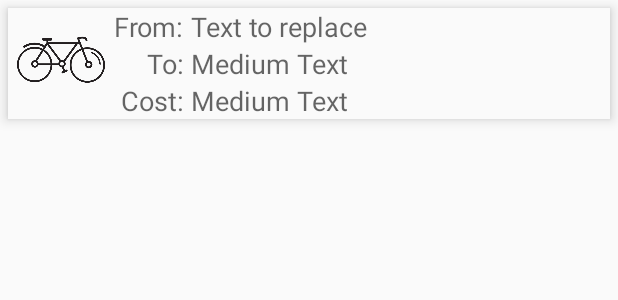
After one commit to kirilhristov91/HCI4, an Android app: the layout custom_route_row.xml on its own in the app's theme, with its tools: preview values and no code run, on a phone screen of 412 x 824 dp. The commit adds this screen. Shown: the top 300 px of the screen. Run offline under Robolectric (Android 15) with nearby library versions, the phone set to English and light mode, and no system bars.

Commit message:
added custom route adapter

```diff
--- /dev/null
+++ b/app/src/main/res/layout/custom_route_row.xml
@@ -0,0 +1,87 @@
+<?xml version="1.0" encoding="utf-8"?>
+<RelativeLayout xmlns:android="http://schemas.android.com/apk/res/android"
+    android:layout_width="match_parent" android:layout_height="match_parent">
+
+    <RelativeLayout
+        android:layout_width="match_parent"
+        android:layout_height="wrap_content"
+        android:background="#FAFAFA"
+        android:elevation="5dp"
+        android:layout_marginTop="5dp"
+        android:layout_marginBottom="5dp"
+        android:layout_marginRight="5dp"
+        android:layout_marginLeft="5dp">
+
+        <ImageView
+            android:layout_width="60dp"
+            android:layout_height="60dp"
+            android:id="@+id/imageViewRouteRow"
+            android:src="@drawable/bikelogo"
+            android:layout_margin="5dp" />
+
+        <TextView
+            android:layout_width="wrap_content"
+            android:layout_height="wrap_content"
+            android:textAppearance="?android:attr/textAppearanceMedium"
+            android:text="From: "
+            android:id="@+id/textView"
+            android:layout_alignParentTop="true"
+            android:layout_toRightOf="@+id/imageViewRouteRow"
+            android:layout_toEndOf="@+id/imageViewRouteRow" />
+
+        <TextView
+            android:layout_width="wrap_content"
+            android:layout_height="wrap_content"
+            android:textAppearance="?android:attr/textAppearanceMedium"
+            android:text="Text to replace"
+            android:id="@+id/textView2"
+            android:layout_above="@+id/textView3"
+            android:layout_toRightOf="@+id/textView"
+            android:layout_toEndOf="@+id/textView" />
+
+        <TextView
+            android:layout_width="wrap_content"
+            android:layout_height="wrap_content"
+            android:textAppearance="?android:attr/textAppearanceMedium"
+            android:text="To: "
+            android:id="@+id/textView3"
+            android:layout_below="@+id/textView"
+            android:layout_alignRight="@+id/textView"
+            android:layout_alignEnd="@+id/textView" />
+
+        <TextView
+            android:layout_width="wrap_content"
+            android:layout_height="wrap_content"
+            android:textAppearance="?android:attr/textAppearanceMedium"
+            android:text="Medium Text"
+            android:id="@+id/textView4"
+            android:layout_alignTop="@+id/textView3"
+            android:layout_toRightOf="@+id/textView3"
+            android:layout_toEndOf="@+id/textView3" />
+
+        <TextView
+            android:layout_width="wrap_content"
+            android:layout_height="wrap_content"
+            android:textAppearance="?android:attr/textAppearanceMedium"
+            android:text="Cost: "
+            android:id="@+id/textView5"
+            android:layout_below="@+id/textView3"
+            android:layout_toLeftOf="@+id/textView4"
+            android:layout_toStartOf="@+id/textView4" />
+
+        <TextView
+            android:layout_width="wrap_content"
+            android:layout_height="wrap_content"
+            android:textAppearance="?android:attr/textAppearanceMedium"
+            android:text="Medium Text"
+            android:id="@+id/textView6"
+            android:layout_below="@+id/textView4"
+            android:layout_alignLeft="@+id/textView4"
+            android:layout_alignStart="@+id/textView4" />
+
+
+    </RelativeLayout>
+
+
+
+</RelativeLayout>
--- a/app/src/main/res/layout/custom_row.xml
+++ b/app/src/main/res/layout/custom_row.xml
@@ -3,7 +3,6 @@
     android:orientation="horizontal" android:layout_width="match_parent"
     android:layout_height="match_parent"
     >
-
 
     <RelativeLayout
         android:layout_width="match_parent"
```
Also changed, not shown: app/src/main/java/com/hci4/CustomRouteRowAdapter.java (added, +50 -0 lines), app/src/main/java/com/hci4/MainActivity.java (+6 -6 lines).
